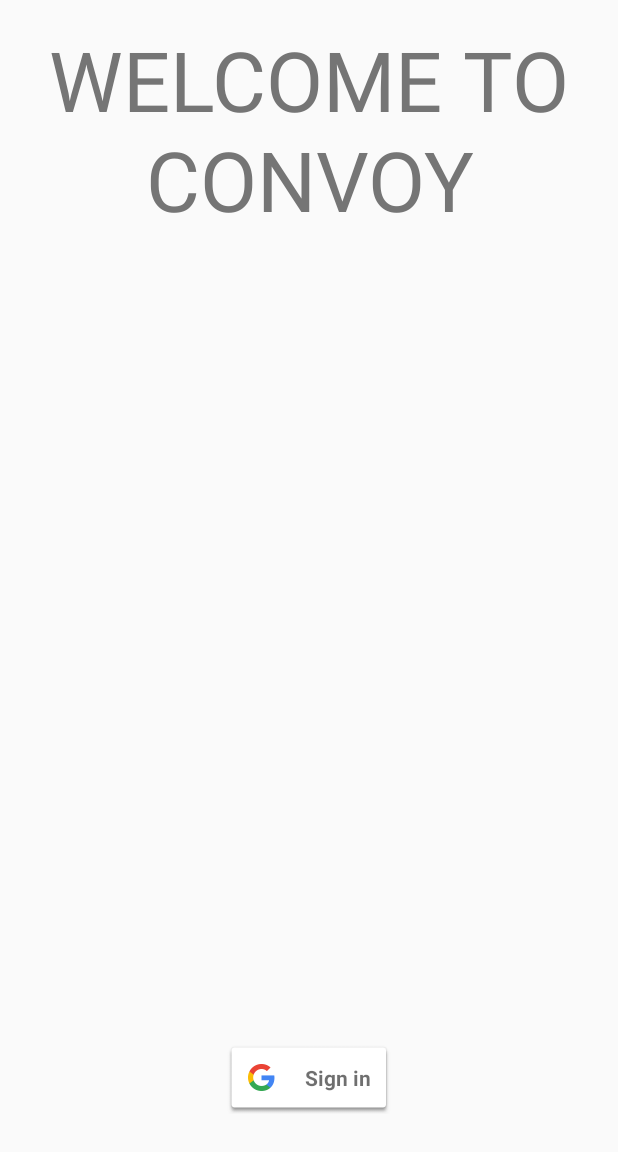
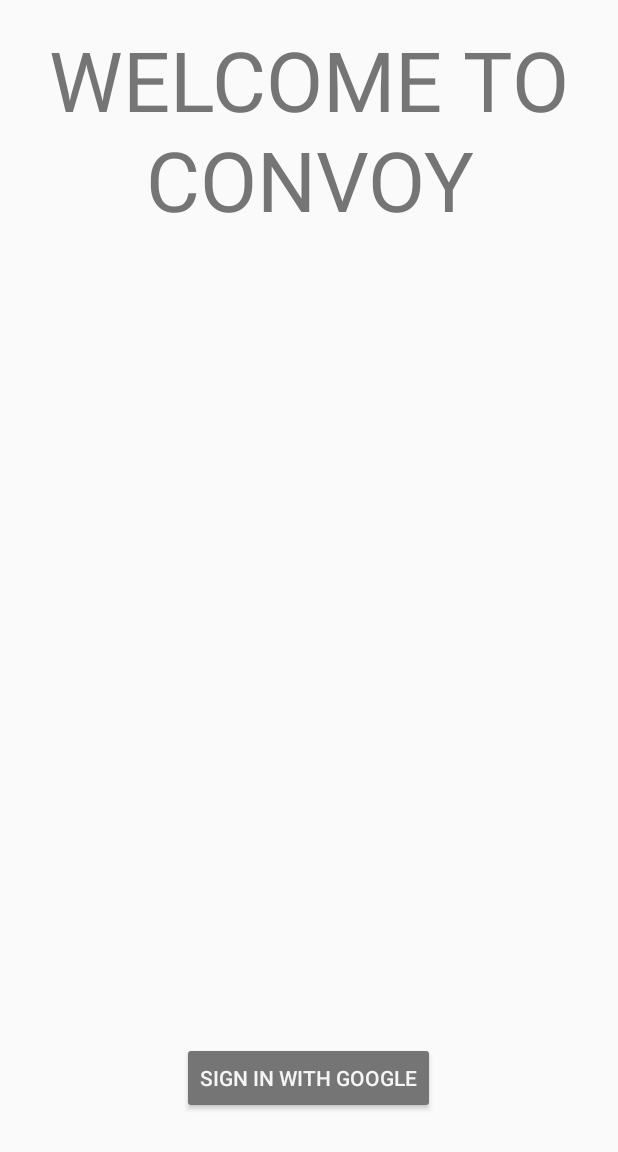
Before and after one commit to fonarevvichka/Convoy, an Android app: the screen it shows after launch (loginActivity), on a phone screen of 412 x 824 dp. Shown: the top 1152 px of the screen. Run offline under Robolectric (Android 15) with nearby library versions, the phone set to English and light mode, and no system bars.

Commit message:
sign out button now works

```diff
--- a/app/src/main/java/com/fonarev/convoy/loginActivity.java
+++ b/app/src/main/java/com/fonarev/convoy/loginActivity.java
@@ -8,6 +8,7 @@ import android.location.LocationManager;
 import android.os.Build;
 import android.os.Bundle;
 import android.provider.Settings;
+import android.support.annotation.NonNull;
 import android.support.v4.app.ActivityCompat;
 import android.support.v4.app.FragmentActivity;
 import android.support.v7.app.AlertDialog;
@@ -20,6 +21,8 @@ import com.google.android.gms.auth.api.signin.GoogleSignInResult;
 import com.google.android.gms.common.ConnectionResult;
 import com.google.android.gms.common.SignInButton;
 import com.google.android.gms.common.api.GoogleApiClient;
+import com.google.android.gms.common.api.ResultCallback;
+import com.google.android.gms.common.api.Status;
 
 public class loginActivity extends FragmentActivity implements
         GoogleApiClient.OnConnectionFailedListener,
@@ -39,14 +42,16 @@ public class loginActivity extends FragmentActivity implements
     @Override
     protected void onCreate(Bundle savedInstanceState) {
         super.onCreate(savedInstanceState);
-        setContentView(R.layout.activity_base);
+        setContentView(R.layout.activity_login);
 //        ColorDrawable colorDrawable = new ColorDrawable(Color.parseColor("#ff757575"));
 //        getSupportActionBar().setBackgroundDrawable(colorDrawable);
 //        mStatusTextView = (TextView) findViewById(R.id.permissions_error);
 
         // Button listeners
         findViewById(R.id.sign_in_button).setOnClickListener(this);
+        findViewById(R.id.sign_out_button).setOnClickListener(this);
 
+        findViewById(R.id.sign_out_button).setVisibility(View.GONE);
         mLocationManager = (LocationManager) getSystemService(Context.LOCATION_SERVICE);
 
         askForAllPermissions();
@@ -61,10 +66,8 @@ public class loginActivity extends FragmentActivity implements
                 .addApi(Auth.GOOGLE_SIGN_IN_API, gso)
                 .build();
 //        locationOn = checkLocation();
-        SignInButton signInButton = (SignInButton) findViewById(R.id.sign_in_button);
-        signInButton.setSize(SignInButton.SIZE_STANDARD);
-
-        findViewById(R.id.sign_in_button).setOnClickListener(this);
+//        SignInButton signInButton = (SignInButton) findViewById(R.id.sign_in_button);
+//        signInButton.setSize(SignInButton.SIZE_STANDARD);
     }
     @Override
     public void onClick(View v) {
@@ -72,7 +75,23 @@ public class loginActivity extends FragmentActivity implements
             case R.id.sign_in_button:
                 signIn();
                 break;
+            case R.id.sign_out_button:
+                signOut();
+                break;
         }
+    }
+    private void signOut() {
+        Auth.GoogleSignInApi.signOut(mGoogleApiClient).setResultCallback(
+                new ResultCallback<Status>() {
+                    @Override
+                    public void onResult(@NonNull Status status) {
+                        findViewById(R.id.sign_out_button).setVisibility(View.GONE);
+                        findViewById(R.id.sign_in_button).setVisibility(View.VISIBLE);
+                    }
+                }
+
+
+        );
     }
     private void signIn() {
         Intent signInIntent = Auth.GoogleSignInApi.getSignInIntent(mGoogleApiClient);
@@ -107,6 +126,7 @@ public class loginActivity extends FragmentActivity implements
     private void logIn(boolean signedIn) {
         if (signedIn) {
             findViewById(R.id.sign_in_button).setVisibility(View.GONE);
+            findViewById(R.id.sign_out_button).setVisibility(View.VISIBLE);
 
             if (checkAllPermissions()) {
                         Intent intent = new Intent(this, mapActivity.class);
--- a/app/src/main/res/layout/activity_base.xml
+++ b/app/src/main/res/layout/activity_login.xml
@@ -18,13 +18,25 @@
         android:textColor="@android:color/black"
         android:textSize="14sp" />
 
-    <com.google.android.gms.common.SignInButton
+    <Button
         android:id="@+id/sign_in_button"
         android:layout_width="wrap_content"
         android:layout_height="wrap_content"
         android:layout_marginBottom="65dp"
         android:layout_alignParentBottom="true"
-        android:layout_centerHorizontal="true" />
+        android:layout_centerHorizontal="true"
+        android:text="@string/sign_in"
+        android:theme="@style/ThemeOverlay.MyDarkButton" />
+
+    <Button
+        android:id="@+id/sign_out_button"
+        android:layout_width="wrap_content"
+        android:layout_height="wrap_content"
+        android:layout_marginBottom="65dp"
+        android:layout_alignParentBottom="true"
+        android:layout_centerHorizontal="true"
+        android:text="@string/sign_out"
+        android:theme="@style/ThemeOverlay.MyDarkButton" />
 
     <TextView
         android:id="@+id/welcome_text"
--- a/app/src/main/res/values/strings.xml
+++ b/app/src/main/res/values/strings.xml
@@ -5,4 +5,7 @@
     <string name="resume">resume location updates</string>
     <string name="pause">paused</string>
     <string name="title_activity_maps">Map</string>
+    <string name="sign_out">Sign Out</string>
+    <string name="sign_in">Sign In With Google</string>
+
 </resources>
--- a/app/src/main/res/values/styles.xml
+++ b/app/src/main/res/values/styles.xml
@@ -8,4 +8,9 @@
         <item name="colorAccent">@color/colorAccent</item>
     </style>
 
+    <style name="ThemeOverlay.MyDarkButton" parent="ThemeOverlay.AppCompat.Dark">
+        <item name="colorButtonNormal">@color/colorPrimaryDark</item>
+        <item name="android:textColor">@color/colorPrimary</item>
+    </style>
+
 </resources>
```
